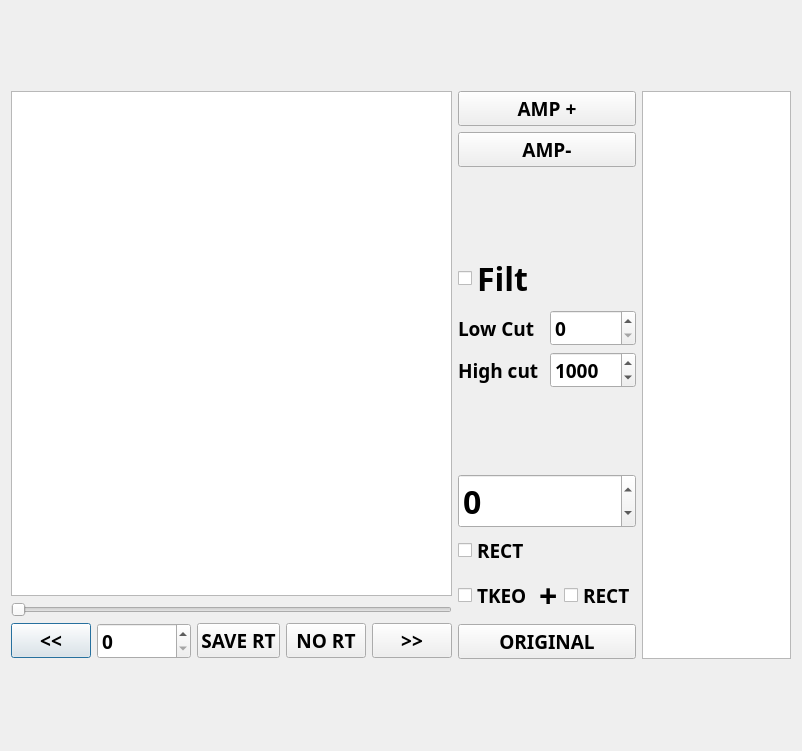
Qt form pyEDF_v005/plot_edf.ui (ruhid/pyEDF_browser) before a commit.
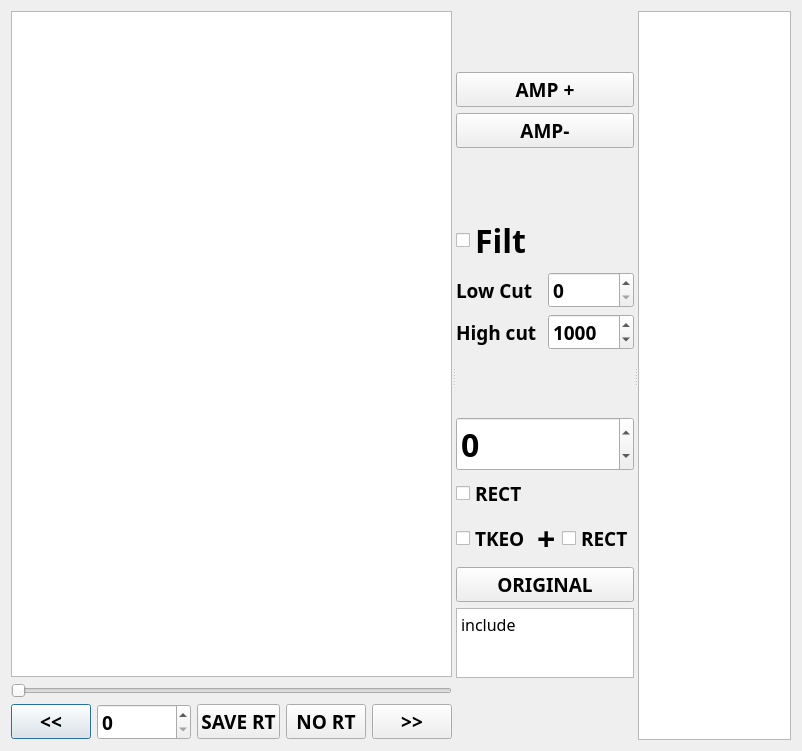
The same form after that commit. Custom widgets are drawn as their Qt base class.

Patch:
```diff
--- a/pyEDF_v005/plot_edf.ui
+++ b/pyEDF_v005/plot_edf.ui
@@ -22,7 +22,12 @@
    <string>Dialog</string>
   </property>
   <layout class="QGridLayout" name="gridLayout">
-   <item row="0" column="0" rowspan="3">
+   <item row="0" column="0">
+    <widget class="QSplitter" name="splitter_2">
+     <property name="orientation">
+      <enum>Qt::Horizontal</enum>
+     </property>
+     <widget class="QWidget" name="">
     <layout class="QVBoxLayout" name="verticalLayout_2">
      <item>
       <widget class="GraphicsLayoutWidget" name="graphicsView">
@@ -155,8 +160,14 @@
       </layout>
      </item>
     </layout>
-   </item>
-   <item row="0" column="1">
+     </widget>
+     <widget class="QSplitter" name="splitter">
+      <property name="orientation">
+       <enum>Qt::Horizontal</enum>
+      </property>
+      <widget class="QWidget" name="">
+       <layout class="QVBoxLayout" name="verticalLayout_4">
+        <item>
     <layout class="QVBoxLayout" name="verticalLayout">
      <item>
       <widget class="QPushButton" name="pushButtonAmpP">
@@ -190,25 +201,7 @@
      </item>
     </layout>
    </item>
-   <item row="0" column="2" rowspan="3">
-    <widget class="QTableView" name="tableViewRTS_plot_window">
-     <property name="maximumSize">
-      <size>
-       <width>1200</width>
-       <height>16777215</height>
-      </size>
-     </property>
-     <property name="font">
-      <font>
-       <family>Gill Sans</family>
-       <pointsize>12</pointsize>
-       <weight>75</weight>
-       <bold>true</bold>
-      </font>
-     </property>
-    </widget>
-   </item>
-   <item row="1" column="1">
+        <item>
     <layout class="QGridLayout" name="gridLayout_2" rowstretch="0,0,0">
      <item row="2" column="0">
       <widget class="QLabel" name="label_2">
@@ -291,7 +284,7 @@
      </item>
     </layout>
    </item>
-   <item row="2" column="1">
+        <item>
     <layout class="QVBoxLayout" name="verticalLayout_3">
      <item>
       <widget class="QSpinBox" name="spinBoxSyncAnalogEDF">
@@ -374,7 +367,49 @@
        </property>
       </widget>
      </item>
-    </layout>
+          <item>
+           <widget class="QPlainTextEdit" name="plainTextEditNote">
+            <property name="maximumSize">
+             <size>
+              <width>16777215</width>
+              <height>70</height>
+             </size>
+            </property>
+            <property name="font">
+             <font>
+              <family>Gill Sans</family>
+              <pointsize>12</pointsize>
+              <weight>50</weight>
+              <bold>false</bold>
+             </font>
+            </property>
+            <property name="plainText">
+             <string>include</string>
+            </property>
+           </widget>
+          </item>
+         </layout>
+        </item>
+       </layout>
+      </widget>
+      <widget class="QTableView" name="tableViewRTS_plot_window">
+       <property name="maximumSize">
+        <size>
+         <width>600</width>
+         <height>16777215</height>
+        </size>
+       </property>
+       <property name="font">
+        <font>
+         <family>Gill Sans</family>
+         <pointsize>12</pointsize>
+         <weight>75</weight>
+         <bold>true</bold>
+        </font>
+       </property>
+      </widget>
+     </widget>
+    </widget>
    </item>
   </layout>
  </widget>
```
Left out of the diff: 2 changed lines with no effect on the pictures. Lines whose indentation alone changed are shown as unchanged.
